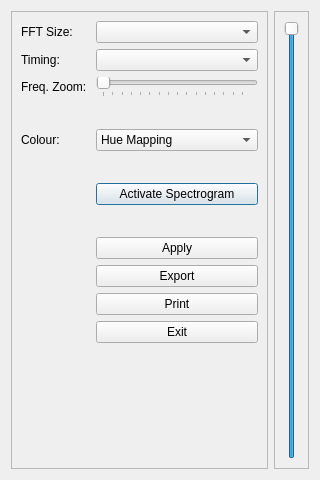
Above: src/ui/spectrodialog.ui from GekkoFyre/small-world-deluxe before the change. Below: the same form after it.
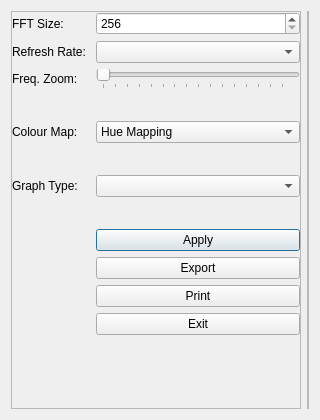
That is the form after the change.

Commit message: * Updated how some of the spectrograph / waterfall controls are handled. Expect further improvements to this very soon!

Diff of the .ui file:
```diff
--- a/src/ui/spectrodialog.ui
+++ b/src/ui/spectrodialog.ui
@@ -7,7 +7,7 @@
     <x>0</x>
     <y>0</y>
     <width>320</width>
-    <height>480</height>
+    <height>420</height>
    </rect>
   </property>
   <property name="sizePolicy">
@@ -16,6 +16,12 @@
     <verstretch>0</verstretch>
    </sizepolicy>
   </property>
+  <property name="minimumSize">
+   <size>
+    <width>320</width>
+    <height>420</height>
+   </size>
+  </property>
   <property name="windowTitle">
    <string>Spectrographical Controls</string>
   </property>
@@ -29,6 +35,18 @@
       <enum>QFrame::Raised</enum>
      </property>
      <layout class="QFormLayout" name="formLayout">
+      <property name="leftMargin">
+       <number>0</number>
+      </property>
+      <property name="topMargin">
+       <number>0</number>
+      </property>
+      <property name="rightMargin">
+       <number>0</number>
+      </property>
+      <property name="bottomMargin">
+       <number>0</number>
+      </property>
       <item row="0" column="0">
        <widget class="QLabel" name="label_fft_size">
         <property name="text">
@@ -37,17 +55,22 @@
        </widget>
       </item>
       <item row="0" column="1">
-       <widget class="QComboBox" name="comboBox_fft_size">
-        <property name="toolTip">
-         <string>Be careful! This particular setting controls the resolution of the spectrogram / waterfall, and therefore
-the performance penalty enacted onto your computer.</string>
+       <widget class="QSpinBox" name="spinBox_fft_size">
+        <property name="minimum">
+         <number>256</number>
+        </property>
+        <property name="maximum">
+         <number>15360</number>
+        </property>
+        <property name="singleStep">
+         <number>256</number>
         </property>
        </widget>
       </item>
       <item row="1" column="0">
        <widget class="QLabel" name="label_timing">
         <property name="text">
-         <string>Timing: </string>
+         <string>Refresh Rate: </string>
         </property>
        </widget>
       </item>
@@ -67,6 +90,9 @@
       </item>
       <item row="2" column="1">
        <widget class="QSlider" name="horizontalSlider_freq_zoom">
+        <property name="enabled">
+         <bool>false</bool>
+        </property>
         <property name="toolTip">
          <string>Control the 'zoom' level of the spectrogram / waterfall.</string>
         </property>
@@ -119,7 +145,7 @@
       <item row="4" column="0">
        <widget class="QLabel" name="labelcontrol_colour">
         <property name="text">
-         <string>Colour: </string>
+         <string>Colour Map: </string>
         </property>
        </widget>
       </item>
@@ -172,25 +198,16 @@
        </spacer>
       </item>
       <item row="6" column="0">
-       <spacer name="horizontalSpacer_11">
-        <property name="orientation">
-         <enum>Qt::Horizontal</enum>
+       <widget class="QLabel" name="label_graph_to_display">
+        <property name="text">
+         <string>Graph Type: </string>
         </property>
-        <property name="sizeHint" stdset="0">
-         <size>
-          <width>40</width>
-          <height>20</height>
-         </size>
-        </property>
-       </spacer>
+       </widget>
       </item>
       <item row="6" column="1">
-       <widget class="QPushButton" name="pushButton_activate_spectro">
+       <widget class="QComboBox" name="comboBox_graph_to_display">
         <property name="toolTip">
-         <string>(De)activate the spectrogram / waterfall as needed.</string>
-        </property>
-        <property name="text">
-         <string>Activate Spectrogram</string>
+         <string>The type of spectrograph to display!</string>
         </property>
        </widget>
       </item>
@@ -324,28 +341,18 @@
       <enum>QFrame::Raised</enum>
      </property>
      <layout class="QVBoxLayout" name="verticalLayout">
-      <item>
-       <widget class="QSlider" name="verticalSlider_control_alpha">
-        <property name="toolTip">
-         <string>Control the colour values of the spectrogram.</string>
-        </property>
-        <property name="maximum">
-         <number>254</number>
-        </property>
-        <property name="pageStep">
-         <number>8</number>
-        </property>
-        <property name="value">
-         <number>254</number>
-        </property>
-        <property name="orientation">
-         <enum>Qt::Vertical</enum>
-        </property>
-        <property name="tickInterval">
-         <number>16</number>
-        </property>
-       </widget>
-      </item>
+      <property name="leftMargin">
+       <number>0</number>
+      </property>
+      <property name="topMargin">
+       <number>0</number>
+      </property>
+      <property name="rightMargin">
+       <number>0</number>
+      </property>
+      <property name="bottomMargin">
+       <number>0</number>
+      </property>
      </layout>
     </widget>
    </item>
```
Left out of the diff: 5 changed lines with no effect on the pictures. The commit also changes 7 other files.
